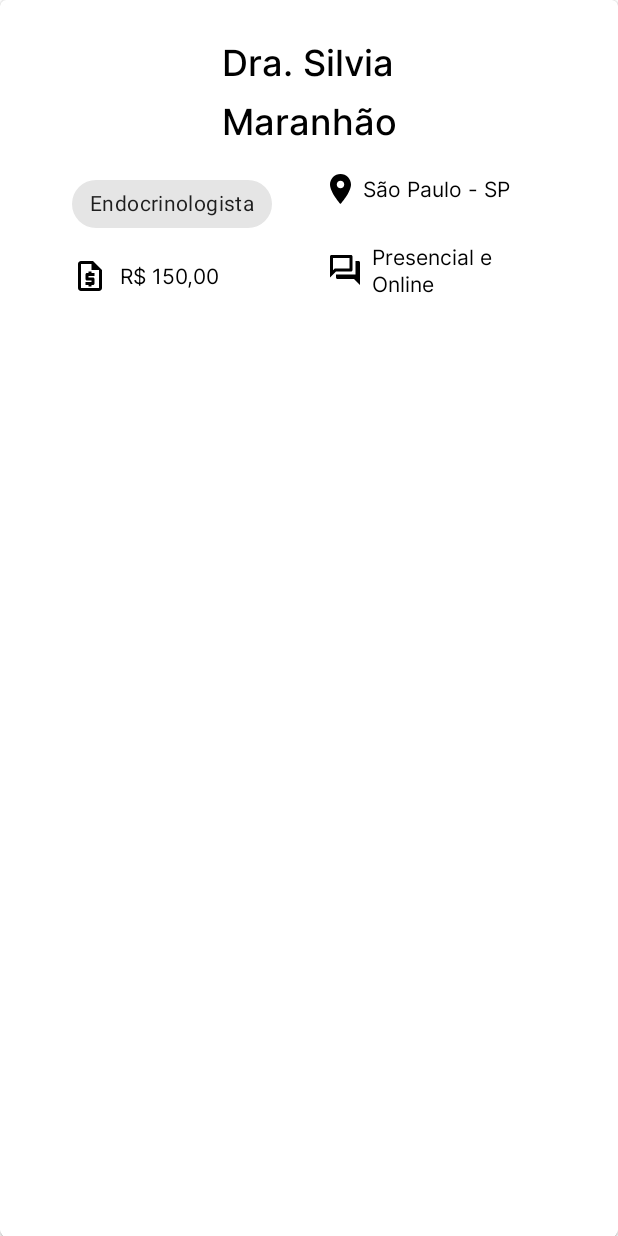
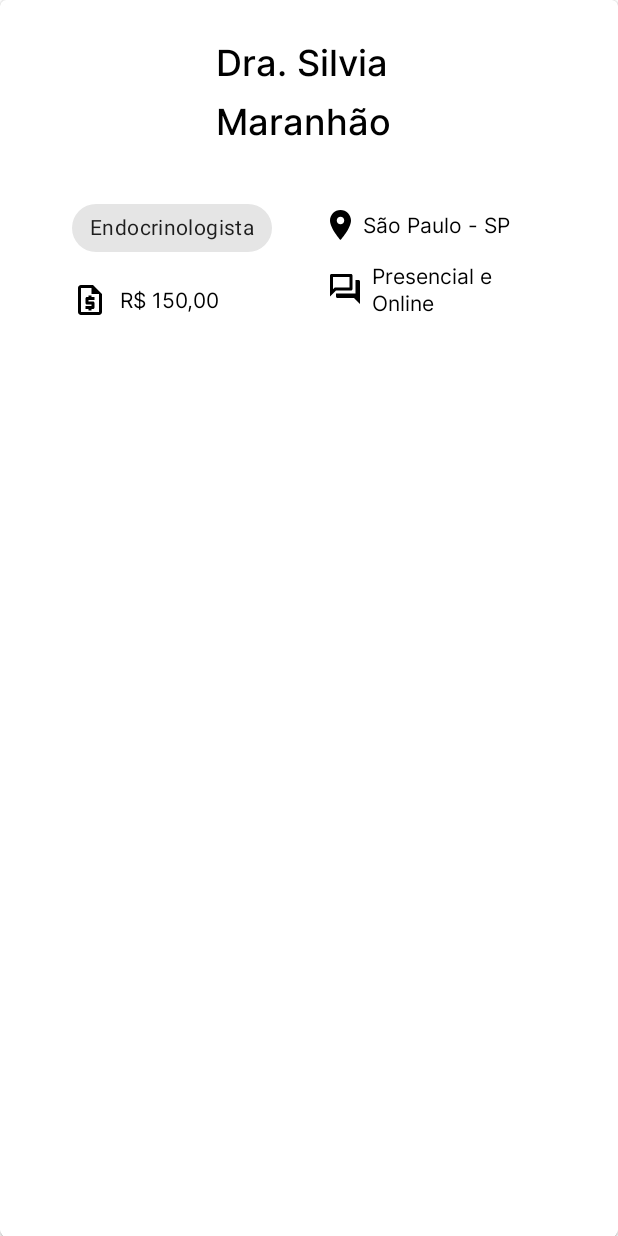
Before and after one commit to Time-07/app-android, an Android app: the layout items_cardview.xml on its own in the app's theme, with its tools: preview values and no code run, on a phone screen of 412 x 824 dp. Run offline under Robolectric (Android 15) with nearby library versions, the phone set to English and light mode, and no system bars.

Commit message:
Creating RecycleView

```diff
--- a/app/src/main/res/layout/fragment_list.xml
+++ b/app/src/main/res/layout/fragment_list.xml
@@ -81,6 +81,22 @@
         app:layout_constraintEnd_toEndOf="@id/guideline4"
         app:layout_constraintTop_toBottomOf="@id/listTitleTV"/>
 
+
+    <androidx.recyclerview.widget.RecyclerView
+        android:id="@+id/recycleView"
+        android:layout_width="0dp"
+        android:layout_height="0dp"
+        android:layout_marginTop="288dp"
+        android:orientation="vertical"
+        tools:listitem="@layout/items_cardview"
+        app:layout_constraintBottom_toBottomOf="parent"
+        app:layout_constraintTop_toTopOf="@id/listTitleTV"
+        app:layout_constraintEnd_toEndOf="@id/guideline4"
+        app:layout_constraintStart_toStartOf="@id/guideline3"
+        android:paddingHorizontal="0dp"
+        android:clipToPadding="true"
+        app:layoutManager="androidx.recyclerview.widget.LinearLayoutManager"/>
+
     <androidx.constraintlayout.widget.Guideline
         android:id="@+id/guideline3"
         android:layout_width="wrap_content"
--- a/app/src/main/res/layout/items_cardview.xml
+++ b/app/src/main/res/layout/items_cardview.xml
@@ -9,6 +9,71 @@
         android:layout_width="match_parent"
         android:layout_height="match_parent"
         android:layout_marginTop="0dp">
+
+        <androidx.appcompat.widget.LinearLayoutCompat
+            android:layout_width="wrap_content"
+            android:layout_height="wrap_content"
+            android:layout_marginTop="16dp"
+            app:layout_constraintStart_toStartOf="@id/guidelineBeginCardView"
+            app:layout_constraintTop_toBottomOf="@id/profileImg"
+            android:orientation="vertical">
+
+            <com.google.android.material.chip.Chip
+                android:id="@+id/professionChipCV"
+                android:layout_width="wrap_content"
+                android:layout_height="wrap_content"
+                android:layout_marginTop="16dp"
+                android:layout_marginStart="16dp"
+                android:layout_marginEnd="0dp"
+                tools:text="Endocrinologista"
+                style="@style/ProfileInformationTextStyle"/>
+
+            <androidx.appcompat.widget.AppCompatTextView
+                android:layout_width="wrap_content"
+                android:layout_height="wrap_content"
+                android:drawableStart="@drawable/ic_money"
+                android:drawablePadding="12dp"
+                android:layout_marginEnd="0dp"
+                tools:text="R$ 150,00"
+                android:textColor="@color/black"
+                style="@style/ProfileInformationTextStyle"
+                android:layout_marginTop="14dp"
+                android:layout_marginStart="20dp"/>
+
+        </androidx.appcompat.widget.LinearLayoutCompat>
+
+        <androidx.appcompat.widget.LinearLayoutCompat
+            android:layout_width="wrap_content"
+            android:layout_height="wrap_content"
+            android:layout_marginTop="16dp"
+            app:layout_constraintEnd_toEndOf="@id/guidelineEndCardView"
+            app:layout_constraintTop_toBottomOf="@id/profileImg"
+            android:orientation="vertical">
+
+            <androidx.appcompat.widget.AppCompatTextView
+                android:layout_width="wrap_content"
+                android:layout_height="wrap_content"
+                android:drawableStart="@drawable/ic_localization"
+                android:drawablePadding="8dp"
+                tools:text="São Paulo - SP"
+                android:textColor="@color/black"
+                style="@style/ProfileInformationTextStyle"
+                android:layout_marginTop="28dp"
+                android:layout_marginEnd="40dp"
+                />
+
+            <androidx.appcompat.widget.AppCompatTextView
+                android:layout_width="wrap_content"
+                android:layout_height="wrap_content"
+                android:drawablePadding="8dp"
+                android:drawableStart="@drawable/ic_meet_type"
+                android:layout_marginTop="14dp"
+                android:layout_marginEnd="52dp"
+                tools:text="Presencial e\nOnline"
+                android:textColor="@color/black"
+                style="@style/ProfileInformationTextStyle"/>
+
+        </androidx.appcompat.widget.LinearLayoutCompat>
 
         <androidx.appcompat.widget.AppCompatImageView
             android:id="@+id/profileImg"
@@ -26,63 +91,12 @@
             android:layout_width="wrap_content"
             android:layout_height="wrap_content"
             android:layout_marginTop="24dp"
+            android:layout_marginStart="16dp"
             android:lineSpacingExtra="10dp"
             android:maxLines="2"
-            app:layout_constraintStart_toStartOf="@+id/guidelineBeginCardView"
+            app:layout_constraintStart_toEndOf="@id/profileImg"
             app:layout_constraintTop_toTopOf="parent"
-            app:layout_constraintEnd_toEndOf="@id/guidelineEndCardView"
             tools:text="Dra. Silvia\nMaranhão" />
-
-        <com.google.android.material.chip.Chip
-            android:id="@+id/professionChipCV"
-            android:layout_width="wrap_content"
-            android:layout_height="wrap_content"
-            android:layout_marginTop="16dp"
-            android:layout_marginStart="16dp"
-            tools:text="Endocrinologista"
-            style="@style/ProfileInformationTextStyle"
-            app:layout_constraintStart_toStartOf="@id/guidelineBeginCardView"
-            app:layout_constraintTop_toBottomOf="@id/profileImg"/>
-
-        <androidx.appcompat.widget.AppCompatTextView
-            android:layout_width="wrap_content"
-            android:layout_height="wrap_content"
-            android:drawableStart="@drawable/ic_money"
-            android:drawablePadding="12dp"
-            tools:text="R$ 150,00"
-            android:textColor="@color/black"
-            style="@style/ProfileInformationTextStyle"
-            android:layout_marginTop="14dp"
-            android:layout_marginStart="20dp"
-            app:layout_constraintTop_toBottomOf="@id/professionChipCV"
-            app:layout_constraintStart_toStartOf="@id/guidelineBeginCardView"/>
-
-        <androidx.appcompat.widget.AppCompatTextView
-            android:layout_width="wrap_content"
-            android:layout_height="wrap_content"
-            android:drawableStart="@drawable/ic_localization"
-            android:drawablePadding="8dp"
-            tools:text="São Paulo - SP"
-            android:textColor="@color/black"
-            style="@style/ProfileInformationTextStyle"
-            android:layout_marginTop="20dp"
-            android:layout_marginEnd="40dp"
-            app:layout_constraintTop_toBottomOf="@id/profileImg"
-            app:layout_constraintEnd_toEndOf="@id/guidelineEndCardView"
-            />
-
-        <androidx.appcompat.widget.AppCompatTextView
-            android:layout_width="wrap_content"
-            android:layout_height="wrap_content"
-            android:drawablePadding="8dp"
-            android:drawableStart="@drawable/ic_meet_type"
-            android:layout_marginTop="65dp"
-            android:layout_marginEnd="52dp"
-            tools:text="Presencial e\nOnline"
-            android:textColor="@color/black"
-            style="@style/ProfileInformationTextStyle"
-            app:layout_constraintTop_toBottomOf="@id/profileImg"
-            app:layout_constraintEnd_toEndOf="@id/guidelineEndCardView"/>
 
 
         <androidx.constraintlayout.widget.Guideline
```
